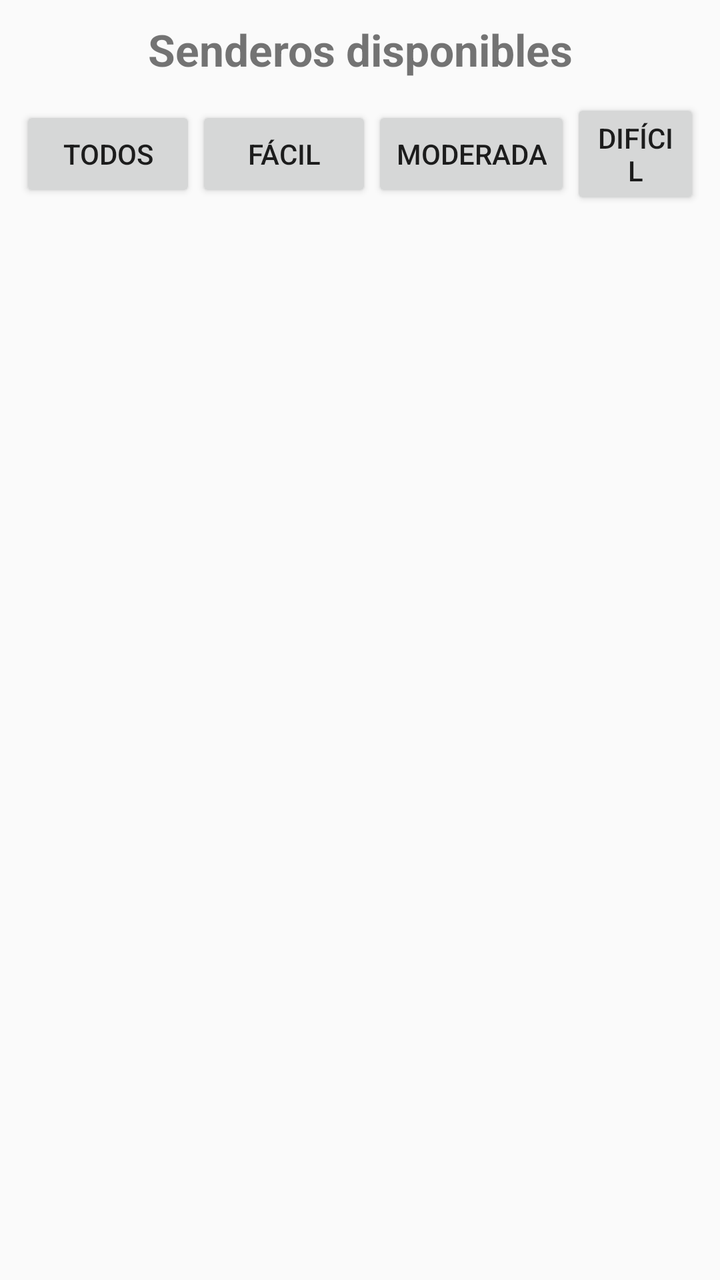
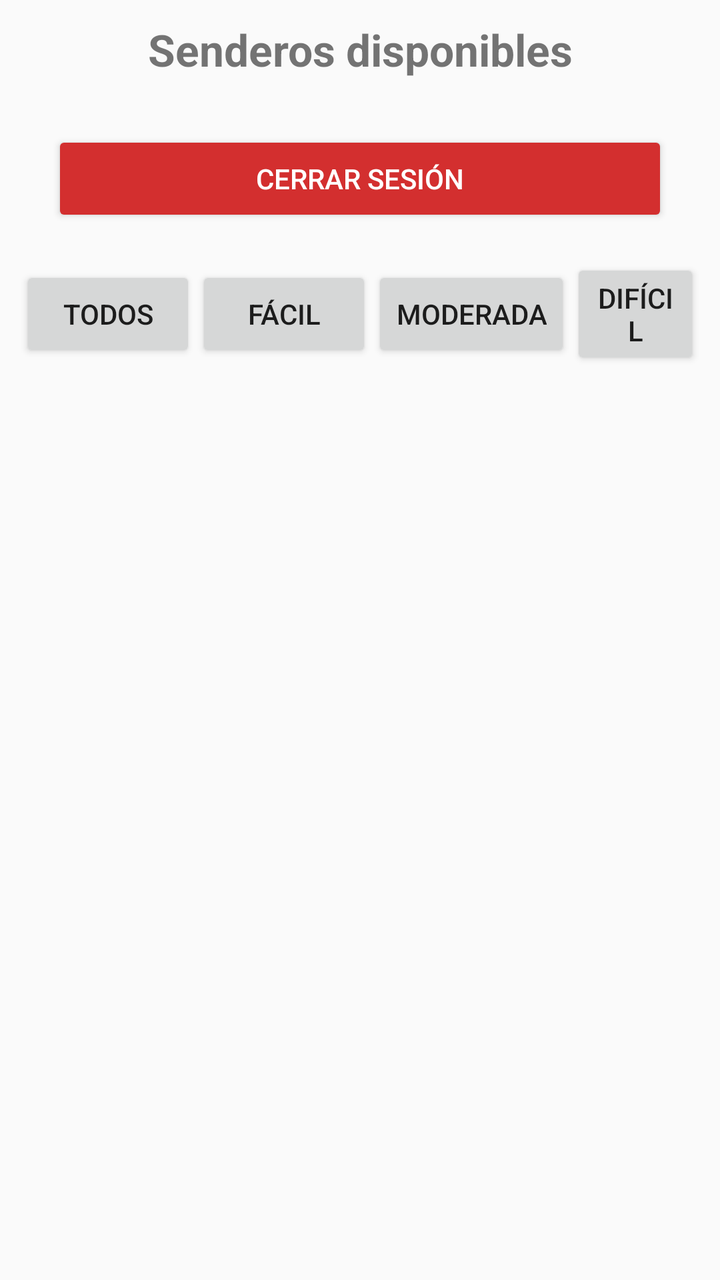

Two renders of the same Android screen: before a commit and after it. Below are the layout's source before the change and the commit's diff.
<!-- AndroidManifest.xml: application theme Theme.AppCompat.Light.NoActionBar -->
<!-- res/layout/activity_senderos.xml -->
<?xml version="1.0" encoding="utf-8"?>
<LinearLayout xmlns:android="http://schemas.android.com/apk/res/android"
    xmlns:tools="http://schemas.android.com/tools"
    android:layout_width="match_parent"
    android:layout_height="match_parent"
    android:orientation="vertical"
    android:padding="10dp"
    tools:context=".SenderosActivity">

    <TextView
        android:layout_width="match_parent"
        android:layout_height="wrap_content"
        android:text="Senderos disponibles"
        android:textSize="22sp"
        android:textStyle="bold"
        android:paddingBottom="10dp"
        android:textAlignment="center"/>

    
    <LinearLayout
        android:layout_width="match_parent"
        android:layout_height="wrap_content"
        android:orientation="horizontal"
        android:gravity="center"
        android:paddingBottom="10dp">

        <Button
            android:id="@+id/btnTodos"
            android:layout_width="wrap_content"
            android:layout_height="wrap_content"
            android:text="Todos"/>

        <Button
            android:id="@+id/btnFacil"
            android:layout_width="wrap_content"
            android:layout_height="wrap_content"
            android:text="Fácil"/>

        <Button
            android:id="@+id/btnModerado"
            android:layout_width="wrap_content"
            android:layout_height="wrap_content"
            android:text="Moderada"/>

        <Button
            android:id="@+id/btnDificil"
            android:layout_width="wrap_content"
            android:layout_height="wrap_content"
            android:text="Difícil"/>
    </LinearLayout>

    <androidx.recyclerview.widget.RecyclerView
        android:id="@+id/recyclerSenderos"
        android:layout_width="match_parent"
        android:layout_height="match_parent"/>

</LinearLayout>
<!-- resources referenced by this layout -->
<resources>

</resources>

<!-- the commit's change to res/layout/activity_senderos.xml (unified diff, before → after) -->
@@ -17,6 +17,16 @@
         android:textAlignment="center"/>
 
     
+
+    <Button
+        android:id="@+id/btnLogout"
+        android:layout_width="match_parent"
+        android:layout_height="wrap_content"
+        android:layout_margin="16dp"
+        android:backgroundTint="#D32F2F"
+        android:text="Cerrar sesión"
+        android:textColor="#FFFFFF" />
+
     <LinearLayout
         android:layout_width="match_parent"
         android:layout_height="wrap_content"
@@ -47,6 +57,7 @@
             android:layout_width="wrap_content"
             android:layout_height="wrap_content"
             android:text="Difícil"/>
+
     </LinearLayout>
 
     <androidx.recyclerview.widget.RecyclerView
